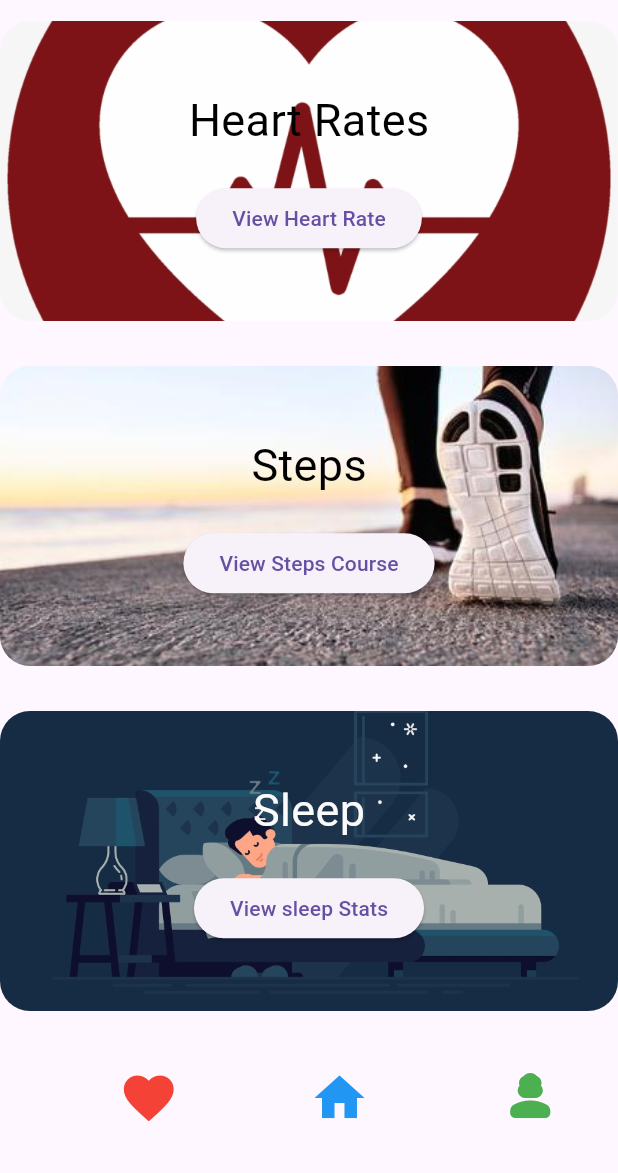
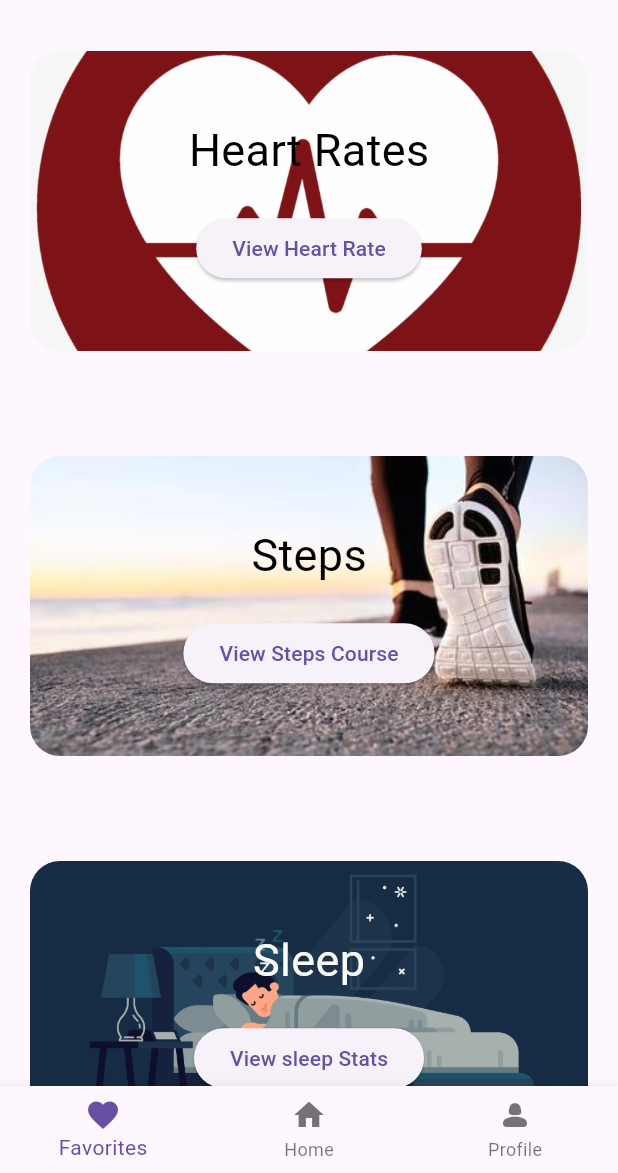
Before and after one commit to Amoako419/Flutter_Semester_Project, a Flutter app: the screen it shows after launch, on a phone screen of 412 x 824 dp, the part 63-1236 px from its top. Run offline on Flutter 3.47's test engine with Material 3 defaults, Android fonts, the phone set to English and light mode, and no system bars.

Commit message:
initial commit

```diff
--- a/health_monitor/lib/pages/home_page.dart
+++ b/health_monitor/lib/pages/home_page.dart
@@ -1,3 +1,5 @@
+// ignore_for_file: prefer_const_literals_to_create_immutables
+
 import 'package:flutter/material.dart';
 import 'package:health_monitor/pages/heart_rate.dart';
 import 'package:health_monitor/pages/sleep.dart';
@@ -26,8 +28,25 @@ class _HomePageState extends State<Homepage> {
         title: const Text('Health Monitor'),
         centerTitle: true,
 
+
       ),
-      body: Column(
+      bottomNavigationBar: BottomNavigationBar(items: [
+        //favorite
+        const BottomNavigationBarItem(icon: Icon(Icons.favorite),
+        label: 'Favorites',
+        ),
+        //home
+        BottomNavigationBarItem(icon: Icon(Icons.home),
+        label: 'Home',
+        ),
+        //profile
+        BottomNavigationBarItem(icon: Icon(Icons.person_2_rounded),
+        label: 'Profile',
+        ),
+      ]),
+      body:
+      SingleChildScrollView(
+      child:Column(
         children: [
           _top(),
           _space(),
@@ -35,9 +54,10 @@ class _HomePageState extends State<Homepage> {
           _space(),
           _button(),
           _space(),
-          _end()
+
         ],
       ),
+      )
     );
 
   }
@@ -68,6 +88,7 @@ class _HomePageState extends State<Homepage> {
 Widget _top() {
   return Container(
     padding: const EdgeInsets.all(20),
+    margin: const EdgeInsets.all(20),
     width: double.infinity,
     height: 200,
     decoration: const BoxDecoration(
@@ -114,6 +135,7 @@ Widget _top() {
 Widget _middle() {
   return Container(
     padding: const EdgeInsets.all(20),
+    margin: const EdgeInsets.all(20),
     width: double.infinity,
     height: 200,
     decoration: const BoxDecoration(
@@ -153,6 +175,7 @@ Widget _middle() {
 Widget _button() {
   return Container(
     padding: const EdgeInsets.all(20),
+    margin: const EdgeInsets.all(20),
     width: double.infinity,
     height: 200,
     decoration: const BoxDecoration(
@@ -202,7 +225,12 @@ Widget _button() {
   //   );
   // }
 Widget _end() {
-  return  Row(
+  return Positioned(
+    bottom: 0,
+    right: 0,
+
+    child:
+   Row(
     mainAxisAlignment: MainAxisAlignment.spaceEvenly,
     children: [
       const SizedBox(width: 10.0,),
@@ -231,6 +259,7 @@ Widget _end() {
         },
       ),
     ],
+   )
   );
 }
 
```
Also changed, not shown: health_monitor/lib/main.dart (+4 -3 lines), health_monitor/lib/pages/sleep.dart (+13 -5 lines), health_monitor/assets/images/bed.jpg (added), health_monitor/assets/images/bed.jpg.webp (deleted).
